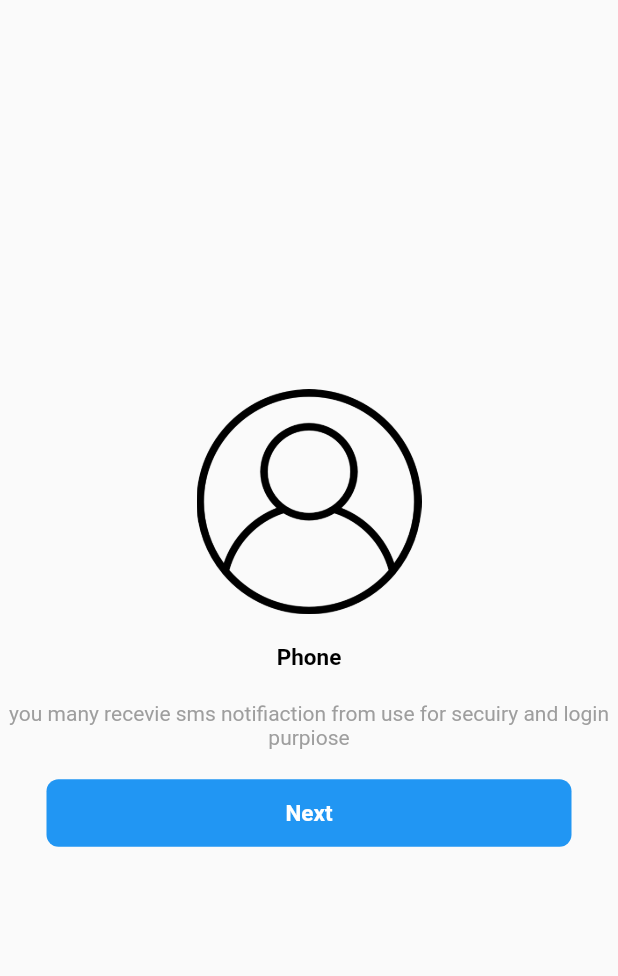
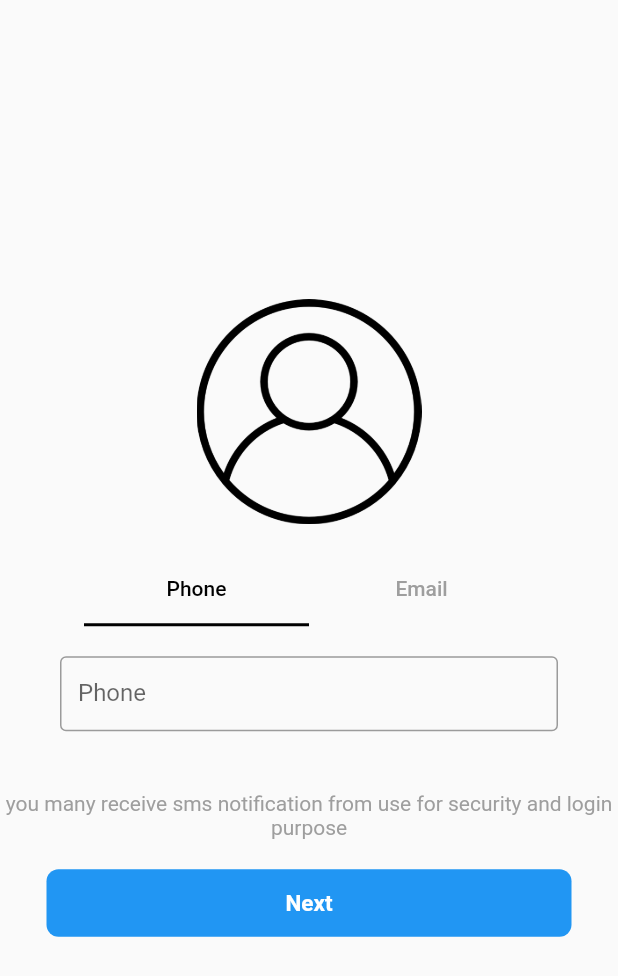
Before and after one commit to 01himanshugautam/Instagram-Clone, a Flutter app: the SignUpScreen screen opened directly, on a phone screen of 412 x 824 dp. Shown: the top 976 px of the screen. Run offline on Flutter 3.47's test engine with Material 2 defaults, Android fonts, the phone set to English and light mode, and no system bars.

```diff
--- a/lib/auth_screen.dart
+++ b/lib/auth_screen.dart
@@ -22,6 +22,7 @@ class AuthScreen extends StatelessWidget {
               height: 50,
               width: 200,
             ),
+
             const SizedBox(height: 45),
             GestureDetector(
               onTap: () {
--- /dev/null
+++ b/lib/code_verifiaction_screen.dart
@@ -0,0 +1,10 @@
+import 'package:flutter/material.dart';
+
+class CodeVerificationScreen extends StatelessWidget {
+  const CodeVerificationScreen({super.key});
+
+  @override
+  Widget build(BuildContext context) {
+    return Scaffold(body: Text("ENTER CONFRIMATION CODE"),);
+  }
+}
--- a/lib/signup_screen.dart
+++ b/lib/signup_screen.dart
@@ -1,12 +1,20 @@
+import 'dart:ui';
+
 import 'package:flutter/material.dart';
+import 'package:instagram_clone/code_verifiaction_screen.dart';
 
 class SignUpScreen extends StatelessWidget {
-  const SignUpScreen({super.key});
+  SignUpScreen({super.key});
+
+  final TextEditingController _phone = TextEditingController();
+  final TextEditingController _email = TextEditingController();
 
   @override
   Widget build(BuildContext context) {
-    return Scaffold(
-      body: Container(
+    return DefaultTabController(
+      length: 2,
+      child: Scaffold(
+        body: SizedBox(
           width: 500,
           child: Column(
             mainAxisAlignment: MainAxisAlignment.center,
@@ -16,29 +24,82 @@ class SignUpScreen extends StatelessWidget {
                 height: 150,
                 width: 150,
               ),
-            SizedBox(height: 20),
-            Text(
-              "Phone",
-              style: TextStyle(
-                  color: Colors.black,
-                  fontSize: 15,
-                  fontWeight: FontWeight.bold),
+              const SizedBox(height: 20),
+              const SizedBox(
+                width: 300,
+                child: TabBar(
+                  tabs: [Tab(text: "Phone"), Tab(text: "Email")],
+                  unselectedLabelColor: Colors.grey,
+                  labelColor: Colors.black,
+                  indicatorColor: Colors.black,
                 ),
-            SizedBox(height: 20),
-            Text(
-              "you many recevie sms notifiaction from use for secuiry and login purpiose",
+              ),
+              SizedBox(
+                height: 90,
+                child: TabBarView(children: [
+                  Container(
+                      height: 20,
+                      padding: const EdgeInsets.symmetric(
+                        horizontal: 40,
+                        vertical: 20,
+                      ),
+                      child: TextField(
+                        controller: _phone,
+                        keyboardType: TextInputType.number,
+                        decoration: const InputDecoration(
+                          labelText: "Phone",
+                          border: OutlineInputBorder(
+                              borderSide: BorderSide(color: Colors.grey)),
+                        ),
+                      )),
+                  Container(
+                      height: 20,
+                      padding: const EdgeInsets.symmetric(
+                        horizontal: 40,
+                        vertical: 20,
+                      ),
+                      child: TextField(
+                        controller: _email,
+                        keyboardType: TextInputType.emailAddress,
+                        decoration: const InputDecoration(
+                          labelText: "Email",
+                          border: OutlineInputBorder(
+                              borderSide: BorderSide(color: Colors.grey)),
+                        ),
+                      )),
+                ]),
+              ),
+              const SizedBox(height: 20),
+              const Text(
+                "you many receive sms notification from use for security and login purpose",
                 textAlign: TextAlign.center,
                 style: TextStyle(
                   color: Colors.grey,
                   fontSize: 14,
                 ),
               ),
-            SizedBox(height: 20),
-            Container(
+              const SizedBox(height: 20),
+              GestureDetector(
+                onTap: () {
+                  if (_phone.text.isNotEmpty || _phone.text.isNotEmpty) {
+                    print(
+                      "Phone Number ${_phone.text}",
+                    );
+                    print("Email Address ${_email.text}");
+                    Navigator.push(
+                      context,
+                      MaterialPageRoute(
+                        builder: (context) => CodeVerificationScreen(),
+                      ),
+                    );
+                  }
+                },
+                child: Container(
                   height: 45,
                   width: 350,
                   decoration: BoxDecoration(
-                  color: Colors.blue, borderRadius: BorderRadius.circular(8)),
+                      color: Colors.blue,
+                      borderRadius: BorderRadius.circular(8)),
                   alignment: Alignment.center,
                   child: const Text(
                     "Next",
@@ -48,7 +109,9 @@ class SignUpScreen extends StatelessWidget {
                         fontWeight: FontWeight.bold),
                   ),
                 ),
+              ),
             ],
+          ),
         ),
       ),
     );
```
Lines whose indentation alone changed are shown as unchanged.
